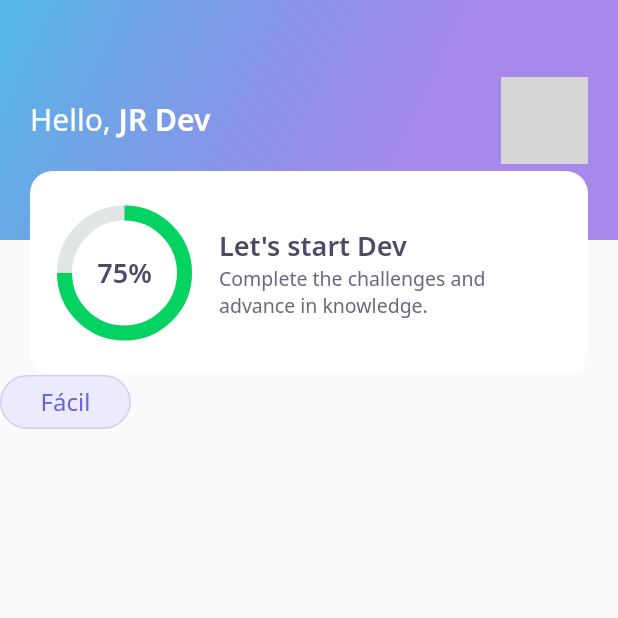
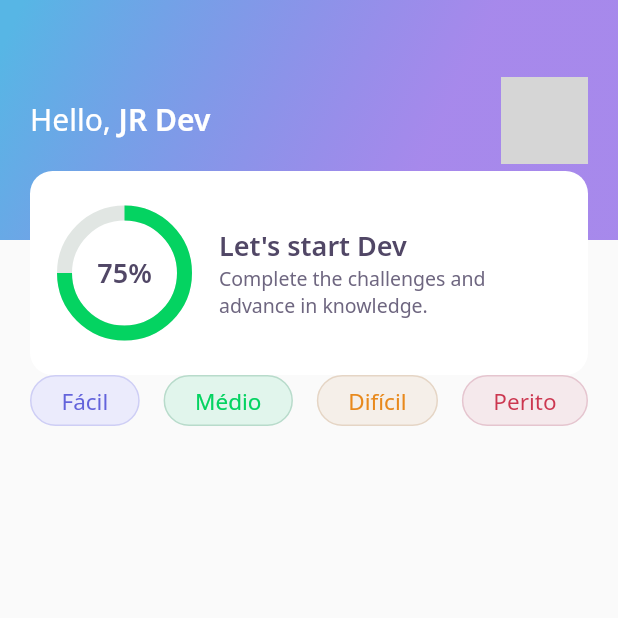
Before and after one commit to humbertoromanojr/flutter_dev_quiz, a Flutter app: the screen it shows after launch, on a phone screen of 412 x 824 dp, the top half of it. Run offline on Flutter 3.47's test engine with Material 2 defaults, Android fonts, the phone set to English and light mode, and no system bars; our stand-ins replace google_fonts; network calls fail; grey boxes are pictures that could not be loaded.

Commit message:
Adding buttons linked to level_button_widget

```diff
--- a/lib/home/home_page.dart
+++ b/lib/home/home_page.dart
@@ -14,9 +14,26 @@ class _HomePageState extends State<HomePage> {
   Widget build(BuildContext context) {
     return Scaffold(
        appBar: AppBarWidget(),
-       body: LevelButtonWidget(
-         labelLevel: "Fácil",
-       ),
+       body: Padding(
+         padding: const EdgeInsets.symmetric(horizontal: 20),
+         child: Row(
+           mainAxisAlignment: MainAxisAlignment.spaceBetween,
+           children: [
+              LevelButtonWidget(
+                labelLevel: "Fácil",
+              ),
+              LevelButtonWidget(
+                labelLevel: "Médio",
+              ),
+              LevelButtonWidget(
+                labelLevel: "Difícil",
+              ),
+              LevelButtonWidget(
+                labelLevel: "Perito",
+              ),
+           ],
+         ),
+       )
     );
   }
 }
--- a/lib/home/widgets/level_button/level_button_widget.dart
+++ b/lib/home/widgets/level_button/level_button_widget.dart
@@ -47,11 +47,11 @@ class LevelButtonWidget extends StatelessWidget {
               BorderSide(color: borderColor)),
           borderRadius: BorderRadius.circular(28)),
       child: Padding(
-        padding: const EdgeInsets.symmetric(horizontal: 26.0, vertical: 6.0),
+        padding: const EdgeInsets.symmetric(horizontal: 20, vertical: 6.0),
         child: Text(labelLevel,
             style: GoogleFonts.notoSans(
               color: fontColor,
-              fontSize: 16,
+              fontSize: 15,
             )),
       ),
     );
```
